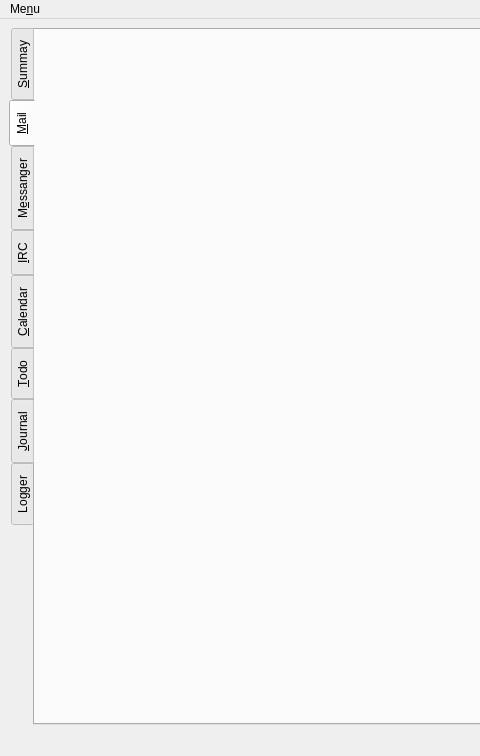
Before: the Qt Designer form ui/mainwindow.ui in burner/pimp, drawn with Qt 5; both pictures show x 0 to 480 and y 0 to 756 of the 1141 by 756 pixel window.
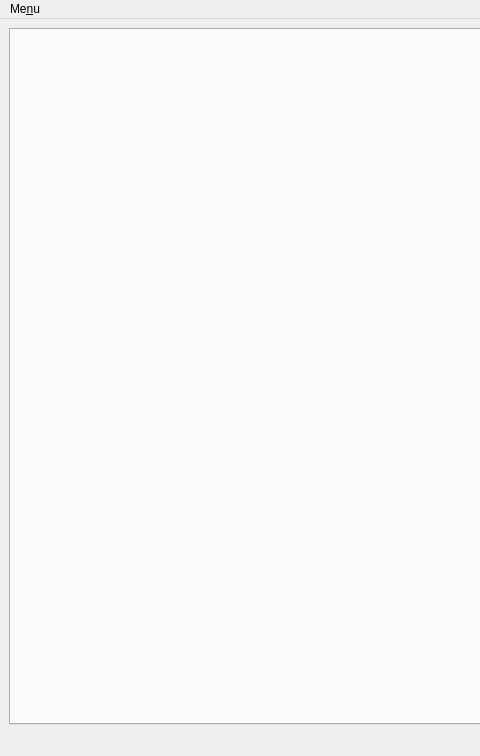
After: the same form once the commit is applied.

What changed in the file:
```diff
--- a/ui/mainwindow.ui
+++ b/ui/mainwindow.ui
@@ -23,48 +23,6 @@
       <property name="currentIndex">
        <number>1</number>
       </property>
-      <widget class="QWidget" name="summary">
-       <attribute name="title">
-        <string>&amp;Summay</string>
-       </attribute>
-      </widget>
-      <widget class="QWidget" name="mail">
-       <attribute name="title">
-        <string>&amp;Mail</string>
-       </attribute>
-       <layout class="QHBoxLayout" name="horizontalLayout_2"/>
-      </widget>
-      <widget class="QWidget" name="messanger">
-       <attribute name="title">
-        <string>M&amp;essanger</string>
-       </attribute>
-       <layout class="QHBoxLayout" name="horizontalLayout_4"/>
-      </widget>
-      <widget class="QWidget" name="irc">
-       <attribute name="title">
-        <string>&amp;IRC</string>
-       </attribute>
-      </widget>
-      <widget class="QWidget" name="calendar">
-       <attribute name="title">
-        <string>&amp;Calendar</string>
-       </attribute>
-      </widget>
-      <widget class="QWidget" name="todo">
-       <attribute name="title">
-        <string>&amp;Todo</string>
-       </attribute>
-      </widget>
-      <widget class="QWidget" name="journal">
-       <attribute name="title">
-        <string>&amp;Journal</string>
-       </attribute>
-      </widget>
-      <widget class="QWidget" name="logger">
-       <attribute name="title">
-        <string>Logger</string>
-       </attribute>
-      </widget>
      </widget>
     </item>
    </layout>
```
Left out of the diff: 2 changed lines with no effect on the pictures.
